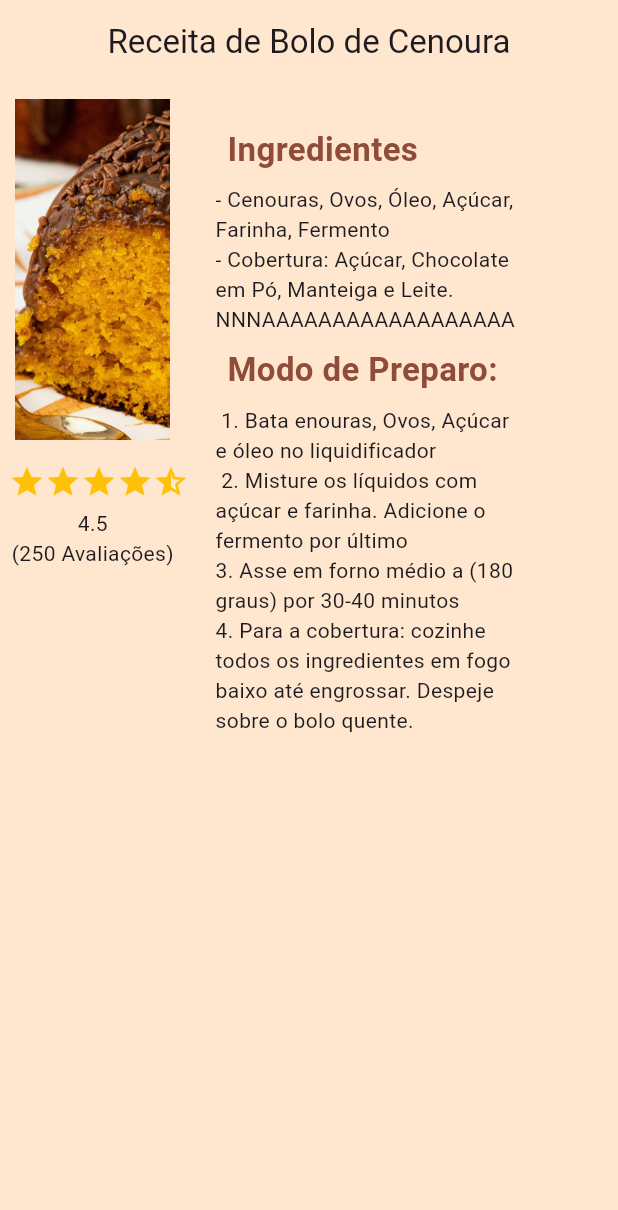
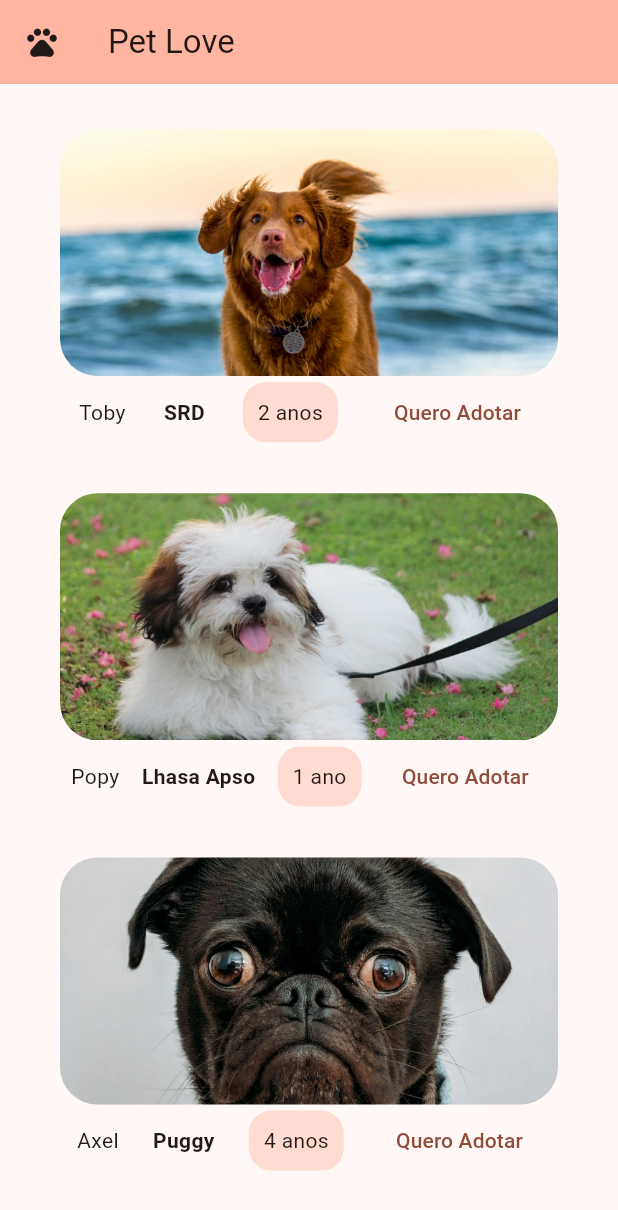
Before and after one commit to MarioJunior01/aulas-dispositivos-moveis, a Flutter app: the screen it shows after launch, on a phone screen of 412 x 824 dp. Shown: the top 1210 px of the screen. Run offline on Flutter 3.47's test engine with Material 3 defaults, Android fonts, the phone set to English and light mode, and no system bars.

Commit message:
Exercicio 1 e 2

```diff
--- /dev/null
+++ b/aula0406/lib/Pet.dart
@@ -0,0 +1,19 @@
+class Pet{
+  final String nome;
+  final String raca;
+  final int idade;
+  final String foto;
+
+Pet({required this.nome, required this.foto, required this.idade, required this.raca, });
+
+String getTextoIdade(){
+  if (idade > 1) {
+    return "$idade ano";
+
+  }
+  else{
+    return "$idade anos";
+  }
+}
+
+}
--- /dev/null
+++ b/aula0406/lib/adota.dart
@@ -0,0 +1,187 @@
+import 'package:componentes/Pet.dart';
+import 'package:flutter/material.dart';
+
+class Adota extends StatelessWidget {
+  const Adota({super.key});
+
+  @override
+  Widget build(BuildContext context) {
+    Size size = MediaQuery.of(context).size;
+    ColorScheme colorScheme = Theme.of(context).colorScheme;
+
+    return Scaffold(
+      appBar: AppBar(
+        leading: IconButton(onPressed: () {}, icon: const Icon(Icons.pets)),
+        title: const Text("Pet Love"),
+        backgroundColor: colorScheme.inversePrimary,
+      ),
+      body: Padding(
+        padding: const EdgeInsets.symmetric(horizontal: 40.0),
+        child: ListView(
+          children: [
+            Padding(
+              padding: const EdgeInsets.only(top: 30),
+              child: Column(
+                children: [
+                  ClipRRect(
+                    borderRadius: BorderRadius.circular(25),
+                    child: Image.asset(
+                      "images/dog.jpg",
+                      fit: BoxFit.cover,
+                      width: size.width,
+                      height: size.height * 0.2,
+                    ),
+                  ),
+                  Row(
+                    mainAxisAlignment: MainAxisAlignment.spaceAround,
+                    children: [
+                      const Text("Toby"),
+                      const Text(
+                        "SRD",
+                        style: TextStyle(fontWeight: FontWeight.bold),
+                      ),
+                      Container(
+                        padding: const EdgeInsets.all(10),
+                        decoration: BoxDecoration(
+                          borderRadius: BorderRadius.circular(15),
+                          color: colorScheme.secondaryContainer,
+                        ), //BoxShadow),
+                        child: const Text("2 anos"),
+                      ),
+                      TextButton(
+                        onPressed: () {},
+                        child: const Text("Quero Adotar"),
+                      ),
+                    ],
+                  ),
+                ],
+              ),
+            ),
+
+            Padding(
+              padding: const EdgeInsets.only(top: 30.0),
+              child: Column(
+                children: [
+                  ClipRRect(
+                    borderRadius: BorderRadius.circular(25),
+                    child: Image.asset(
+                      "images/lhasa.jpg",
+                      fit: BoxFit.cover,
+                      width: size.width,
+                      height: size.height * 0.2,
+                    ),
+                  ),
+                  Row(
+                    mainAxisAlignment: MainAxisAlignment.spaceAround,
+                    children: [
+                      const Text("Popy"),
+                      const Text(
+                        "Lhasa Apso",
+                        style: TextStyle(fontWeight: FontWeight.bold),
+                      ),
+                      Container(
+                        padding: const EdgeInsets.all(10),
+                        decoration: BoxDecoration(
+                          borderRadius: BorderRadius.circular(15),
+                          color: colorScheme.secondaryContainer,
+                        ), //BoxShadow),
+                        child: const Text("1 ano"),
+                      ),
+                      TextButton(
+                        onPressed: () {},
+                        child: const Text("Quero Adotar"),
+                      ),
+                    ],
+                  ),
+                ],
+              ),
+            ),
+
+            Padding(
+              padding: const EdgeInsets.only(top: 30.0),
+              child: Column(
+                children: [
+                  ClipRRect(
+                    borderRadius: BorderRadius.circular(25),
+                    child: Image.asset(
+                      "images/pug.jpg",
+                      fit: BoxFit.cover,
+                      width: size.width,
+                      height: size.height * 0.2,
+                    ),
+                  ),
+                  Row(
+                    mainAxisAlignment: MainAxisAlignment.spaceAround,
+                    children: [
+                      const Text("Axel"),
+                      const Text(
+                        "Puggy",
+                        style: TextStyle(fontWeight: FontWeight.bold),
+                      ),
+                      Container(
+                        padding: const EdgeInsets.all(10),
+                        decoration: BoxDecoration(
+                          borderRadius: BorderRadius.circular(15),
+                          color: colorScheme.secondaryContainer,
+                        ), //BoxShadow),
+                        child: const Text("4 anos"),
+                      ),
+                      TextButton(
+                        onPressed: () {},
+                        child: const Text("Quero Adotar"),
+                      ),
+                    ],
+                  ),
+                ],
+              ),
+            ),
+          ],
+        ),
+      ),
+    );
+  }
+}
+
+class PetCard extends StatelessWidget {
+  const PetCard({super.key, required this.pet});
+  final Pet pet;
+
+  @override
+  Widget build(BuildContext context) {
+    Size size = MediaQuery.of(context).size;
+    ColorScheme colorScheme = Theme.of(context).colorScheme;
+
+    return Padding(
+      padding: const EdgeInsets.only(top: 30),
+      child: Column(
+        children: [
+          ClipRRect(
+            borderRadius: BorderRadius.circular(25),
+            child: Image.asset(
+              "images/dog.jpg",
+              fit: BoxFit.cover,
+              width: size.width,
+              height: size.height * 0.2,
+            ),
+          ),
+          Row(
+            mainAxisAlignment: MainAxisAlignment.spaceAround,
+            children: [
+              const Text("Toby"),
+              const Text("SRD", style: TextStyle(fontWeight: FontWeight.bold)),
+              Container(
+                padding: const EdgeInsets.all(10),
+                decoration: BoxDecoration(
+                  borderRadius: BorderRadius.circular(15),
+                  color: colorScheme.secondaryContainer,
+                ), //BoxShadow),
+                child: const Text("2 anos"),
+              ),
+              TextButton(onPressed: () {}, child: const Text("Quero Adotar")),
+            ],
+          ),
+        ],
+      ),
+    );
+  }
+}
--- a/aula0406/lib/main.dart
+++ b/aula0406/lib/main.dart
@@ -1,4 +1,5 @@
-import 'package:aula0406/provarec.dart';
+import 'package:componentes/adota.dart';
+import 'package:componentes/provarec.dart';
 import 'package:flutter/material.dart';
 
 void main() {
@@ -11,12 +12,11 @@ class MyApp extends StatelessWidget {
   @override
   Widget build(BuildContext context) {
     return MaterialApp(
-      title: 'Flutter Demo',
+      title: 'Componentes',
       theme: ThemeData(
-
-        colorScheme: ColorScheme.fromSeed(seedColor: Colors.deepPurple),
+        colorScheme: ColorScheme.fromSeed(seedColor: Colors.deepOrange),
       ),
-      home: ProvaRec(),
+      home: Adota(),
       debugShowCheckedModeBanner: false,
     );
   }
--- a/aula0406/lib/provarec.dart
+++ b/aula0406/lib/provarec.dart
@@ -38,11 +38,11 @@ class ProvaRec extends StatelessWidget {
                     child: Row(
                       mainAxisAlignment: MainAxisAlignment.center,
                       children: [
-                        Icon(Icons.star, color: Colors.amber, size: 24),
-                        Icon(Icons.star, color: Colors.amber, size: 24),
-                        Icon(Icons.star, color: Colors.amber, size: 24),
-                        Icon(Icons.star, color: Colors.amber, size: 24),
-                        Icon(Icons.star_half, color: Colors.amber, size: 24),
+                        Icon(Icons.star, color: Colors.amber, size: 20),
+                        Icon(Icons.star, color: Colors.amber, size: 20),
+                        Icon(Icons.star, color: Colors.amber, size: 20),
+                        Icon(Icons.star, color: Colors.amber, size: 20),
+                        Icon(Icons.star_half, color: Colors.amber, size: 20),
                       ],
                     ),
                   ),
@@ -59,20 +59,18 @@ class ProvaRec extends StatelessWidget {
               child: Column(
                 crossAxisAlignment: CrossAxisAlignment.start,
                 children: [
-                  const Section(title: "Ingredientes", itens: ["- Cenouras, Ovos, Óleo, Açúcar, Farinha, Fermento","- Cobertura: Açúcar, Chocolate em Pó, Manteiga e Leite.", "NNNAAAAAAAAAAAAAAAAAA"]),
-                  Padding(
-                    padding: const EdgeInsets.all(8.0),
-                    child: Text(
-                      "Modo de Preparo:",
-                      style: TextStyle(
-                        color: seedColor.primaryColor,
-                        fontSize: 22,
-                        fontWeight: FontWeight.bold,
-                      ),
-                    ),
+                  const Section(
+                    title: "Ingredientes",
+                    itens: [
+                      "- Cenouras, Ovos, Óleo, Açúcar, Farinha, Fermento",
+                      "- Cobertura: Açúcar, Chocolate em Pó, Manteiga e Leite.",
+                    ],
                   ),
-                  Text(
-                    " 1. Bata enouras, Ovos, Açúcar e óleo no liquidificador\n 2. Misture os líquidos com açúcar e farinha. Adicione o fermento por último\n3. Asse em forno médio a (180 graus) por 30-40 minutos \n4. Para a cobertura: cozinhe todos os ingredientes em fogo baixo até engrossar. Despeje sobre o bolo quente.",
+                  const Section(
+                    title: "Modo de preparo",
+                    itens: [
+                      " 1. Bata enouras, Ovos, Açúcar e óleo no liquidificador\n 2. Misture os líquidos com açúcar e farinha. Adicione o fermento por último\n3. Asse em forno médio a (180 graus) por 30-40 minutos \n4. Para a cobertura: cozinhe todos os ingredientes em fogo baixo até engrossar. Despeje sobre o bolo quente.",
+                    ],
                   ),
                 ],
               ),
@@ -107,9 +105,8 @@ class Section extends StatelessWidget {
             ),
           ),
         ),
-       for (var item in itens) Text(item),
+        for (var item in itens) Text(item),
       ],
-
     );
   }
 }
--- a/aula0406/pubspec.yaml
+++ b/aula0406/pubspec.yaml
@@ -1,4 +1,4 @@
-name: aula0406
+name: componentes
 description: "A new Flutter project."
 # The following line prevents the package from being accidentally published to
 # pub.dev using `flutter pub publish`. This is preferred for private packages.
```
Also changed, not shown: aula0406/images/bolo_cenoura.jpg, aula0406/images/dog.jpg (added), aula0406/images/lhasa.jpg (added), aula0406/images/pug.jpg (added), 1 other file.
